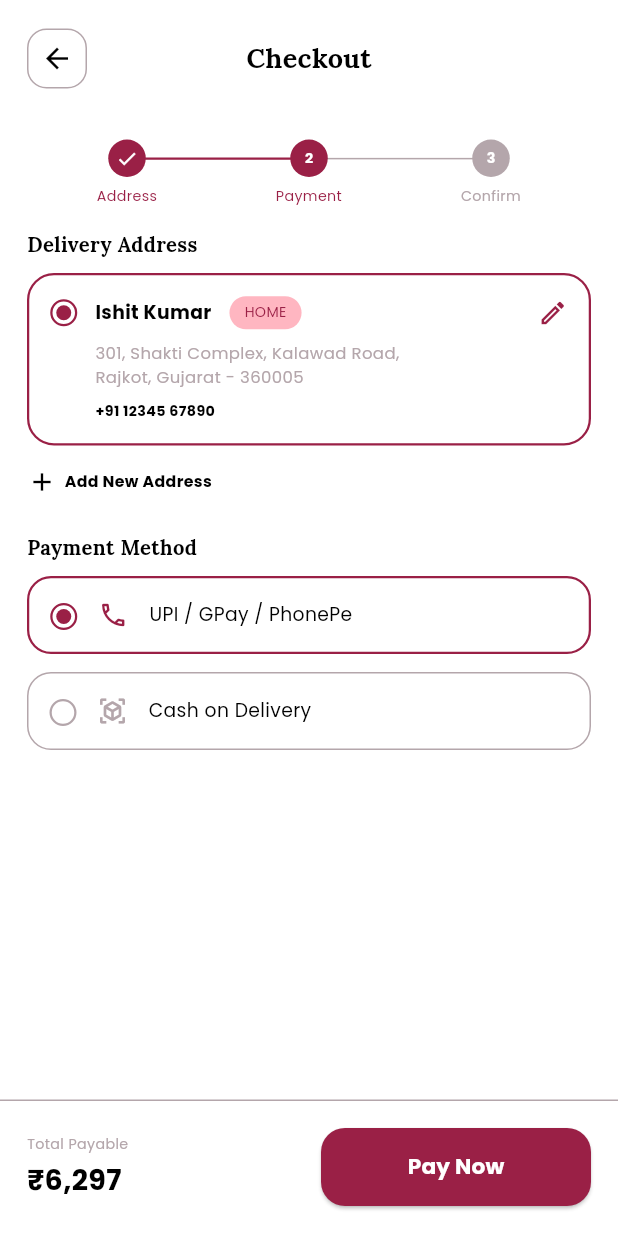
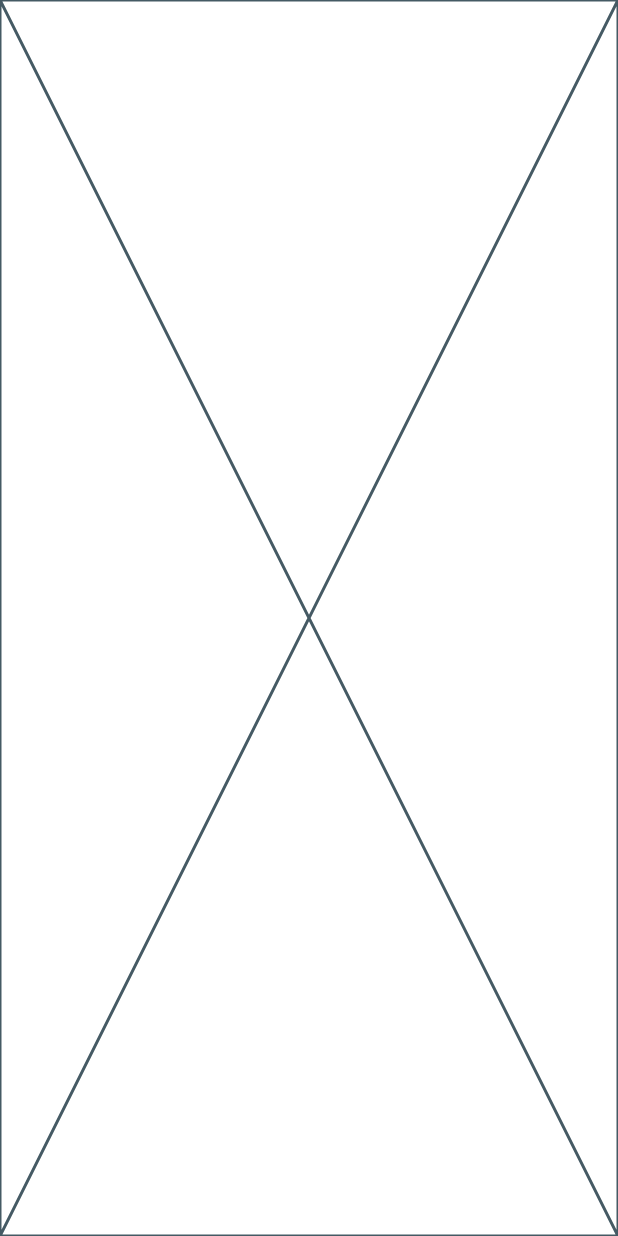
Before and after one commit to Ishitbhai/Shakti_Saree, a Flutter app: the screen it shows after launch, after a tap on "Pay Now", on a phone screen of 412 x 824 dp. Run offline on Flutter 3.47's test engine with Material 3 defaults, Android fonts, the light colour scheme and no system bars; our stand-ins replace google_fonts.

Commit message:
created order success page, added redirection from checkout to order success page

```diff
--- a/lib/user/screens/checkout_screen.dart
+++ b/lib/user/screens/checkout_screen.dart
@@ -3,6 +3,7 @@ import 'package:flutter/material.dart';
 import '../styles/app_colors.dart';
 import '../styles/app_text_styles.dart';
 import '../widgets/app_back_button.dart';
+import 'order_success_screen.dart';
 
 class CheckoutScreen extends StatefulWidget {
   const CheckoutScreen({super.key});
@@ -343,7 +344,12 @@ class _CheckoutScreenState extends State<CheckoutScreen> {
                     height: 52,
                     child: ElevatedButton(
                       onPressed: () {
-                        // Navigation will be added later
+                        Navigator.push(
+                          context,
+                          MaterialPageRoute(
+                            builder: (context) => const OrderSuccessScreen(),
+                          ),
+                        );
                       },
                       style: ElevatedButton.styleFrom(
                         backgroundColor: AppColors.primary,
--- /dev/null
+++ b/lib/user/screens/order_success_screen.dart
@@ -0,0 +1,10 @@
+import 'package:flutter/material.dart';
+
+class OrderSuccessScreen extends StatelessWidget {
+  const OrderSuccessScreen({super.key});
+
+  @override
+  Widget build(BuildContext context) {
+    return Placeholder();
+  }
+}
```
